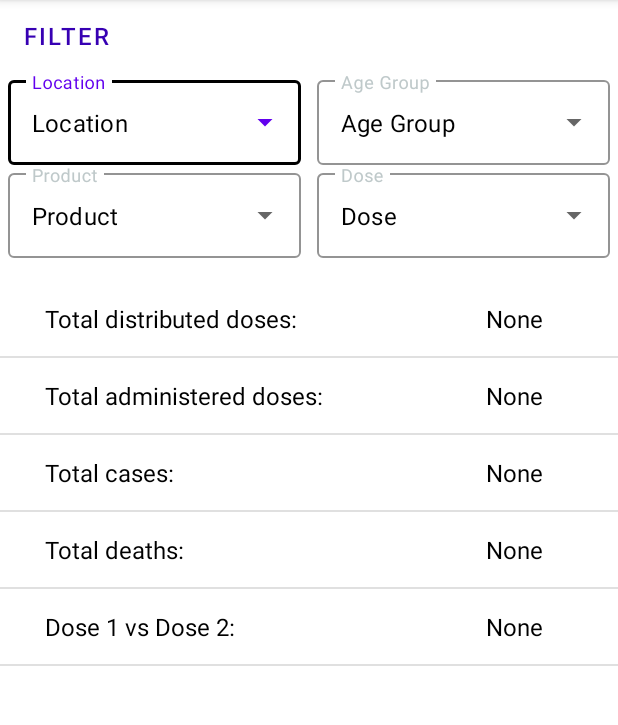
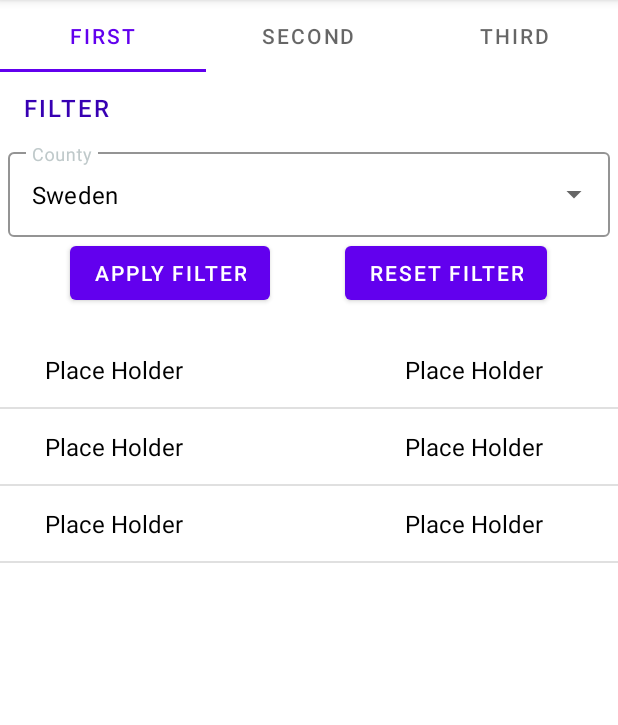
Before and after one commit to oliviahedlund/COVID, an Android app: the AdminActivity screen opened directly, with no data from a screen before it, on a phone screen of 412 x 824 dp, the part 84-809 px from its top. Run offline under Robolectric (Android 15) with nearby library versions, the phone set to English and light mode, and no system bars; 14 statements that could not run were skipped.

Commit message:
Replaced Covid_Tracking_dashboardFragment with Covid_Tracking_tabs_fragment and implement UI and logic for cases tab. Waiting for cases endpoint to implement the whole tab

```diff
--- a/app/src/main/java/com/example/myapplication/AdminActivity.java
+++ b/app/src/main/java/com/example/myapplication/AdminActivity.java
@@ -15,14 +15,13 @@ import android.widget.Button;
 import android.widget.TextView;
 import android.widget.Toast;
 
-import com.example.myapplication.API.Model.Appointment_user.Center;
-import com.example.myapplication.API.Model.Appointment_user.Vaccine;
 import com.example.myapplication.Helpers.AdminVaccineHelper;
 import com.example.myapplication.Helpers.CenterVaccineHelper;
 import com.example.myapplication.UI.AdminBooking.AdminAddCenterFragment;
 import com.example.myapplication.UI.AdminBooking.AdminAddVaccineFragment;
 import com.example.myapplication.UI.AdminBooking.AdminBookingRangeFragment;
-import com.example.myapplication.UI.Covid_tracking.Covid_Tracking_dashboardFragment;
+import com.example.myapplication.UI.Covid_tracking.Covid_Tracking_tab_cases;
+import com.example.myapplication.UI.Covid_tracking.Covid_Tracking_tabs_fragment;
 import com.example.myapplication.UI.LoadingAnimation;
 import com.example.myapplication.UI.SettingsFragment;
 import com.example.myapplication.API.Model.User.UserResponse;
@@ -39,7 +38,7 @@ public class AdminActivity extends AppCompatActivity {
     private Button logoutButton;
     private TextView userName;
     private TextView userEmail;
-    private Covid_Tracking_dashboardFragment dashFragment;
+    private Covid_Tracking_tabs_fragment dashFragment;
     private UserResponse user;
     private CenterVaccineHelper centerVaccineHelper;
     private AdminVaccineHelper vaccineHelper;
@@ -70,7 +69,7 @@ public class AdminActivity extends AppCompatActivity {
         user = (UserResponse) i.getSerializableExtra("userInfo");
 
         if(savedInstanceState == null) {
-            dashFragment = new Covid_Tracking_dashboardFragment();
+            dashFragment = new Covid_Tracking_tabs_fragment();
             getSupportFragmentManager().beginTransaction().add(R.id.frameAdmin, dashFragment).addToBackStack(null).commit();
         }
 
@@ -185,7 +184,7 @@ public class AdminActivity extends AppCompatActivity {
                 //Check to see which item was being clicked and perform appropriate action
                 switch (menuItem.getItemId()) {
                     case R.id.nav_dashboard:
-                        newFragment = new Covid_Tracking_dashboardFragment();
+                        newFragment = new Covid_Tracking_tab_cases();
                         break;
                     case R.id.nav_validate:
                         newFragment = new ValidateAppointmentsFragment();
--- a/app/src/main/java/com/example/myapplication/GeneralActivity.java
+++ b/app/src/main/java/com/example/myapplication/GeneralActivity.java
@@ -18,7 +18,6 @@ import android.widget.Toast;
 
 import com.example.myapplication.API.Model.User.UserResponse;
 import com.example.myapplication.UI.Covid_Passport.CovidPassportFragment;
-import com.example.myapplication.UI.Covid_tracking.Covid_Tracking_dashboardFragment;
 import com.example.myapplication.UI.Covid_tracking.Covid_Tracking_tabs_fragment;
 import com.example.myapplication.UI.FAQ;
 import com.example.myapplication.UI.SettingsFragment;
--- /dev/null
+++ b/app/src/main/java/com/example/myapplication/Helpers/CovidTrackCaseHelper.java
@@ -0,0 +1,40 @@
+package com.example.myapplication.Helpers;
+
+import com.example.myapplication.API.Model.Covid_tracking.CaseStat;
+import com.example.myapplication.API.Model.Covid_tracking.Cases;
+
+import java.util.List;
+
+public class CovidTrackCaseHelper {
+    private Cases cases;
+    private List<CaseStat> caseStats;
+
+    public String [] getCountyNames(){
+        String [] buffer = new String[caseStats.size()];
+        for(int i = 0; i < caseStats.size(); i++){
+            buffer[i] = caseStats.get(i).getCountyName();
+        }
+        return buffer;
+    }
+
+    public int [] getFilteredDataSet(int selectedCounty){
+        CaseStat buffer = caseStats.get(selectedCounty);
+        return new int[]{buffer.getTotalCaseCount(), buffer.getTotalIntensiveCareCount(), buffer.getTotalDeathCount()};
+    }
+
+    public Cases getCases() {
+        return cases;
+    }
+
+    public void setCases(Cases cases) {
+        this.cases = cases;
+    }
+
+    public List<CaseStat> getCaseStats() {
+        return caseStats;
+    }
+
+    public void setCaseStats(List<CaseStat> caseStats) {
+        this.caseStats = caseStats;
+    }
+}
--- a/app/src/main/java/com/example/myapplication/UI/Adapter/Covid_Tracking_ListViewAdapter.java
+++ b/app/src/main/java/com/example/myapplication/UI/Adapter/Covid_Tracking_ListViewAdapter.java
@@ -11,18 +11,21 @@ import androidx.annotation.NonNull;
 
 import com.example.myapplication.UI.ViewCells.Covid_Tracking_ListViewCell;
 import com.example.myapplication.R;
+import com.example.myapplication.UI.ViewCells.Covid_tracking_listviewCell;
 
 import java.util.ArrayList;
 
-public class Covid_Tracking_ListViewAdapter extends ArrayAdapter<Covid_Tracking_ListViewCell> {
+public class Covid_Tracking_ListViewAdapter extends ArrayAdapter<Covid_tracking_listviewCell> {
+    private ArrayList<Covid_tracking_listviewCell> mData;
 
-    public Covid_Tracking_ListViewAdapter(@NonNull Context context, int resource, @NonNull ArrayList<Covid_Tracking_ListViewCell> objects) {
+    public Covid_Tracking_ListViewAdapter(@NonNull Context context, int resource, @NonNull ArrayList<Covid_tracking_listviewCell> objects) {
         super(context, resource, objects);
+        mData = objects;
     }
 
     @Override
     public View getView(int position, View convertView, ViewGroup parent) {
-        Covid_Tracking_ListViewCell item = getItem(position);
+        Covid_tracking_listviewCell item = getItem(position);
 
 //        initialize the shape_cell view
         if(convertView == null){
@@ -43,4 +46,8 @@ public class Covid_Tracking_ListViewAdapter extends ArrayAdapter<Covid_Tracking_
 
         return convertView;
     }
+
+    public ArrayList<Covid_tracking_listviewCell> getData(){
+        return mData;
+    }
 }
--- a/app/src/main/java/com/example/myapplication/UI/Adapter/Covid_tracking_fragmentAdapter.java
+++ b/app/src/main/java/com/example/myapplication/UI/Adapter/Covid_tracking_fragmentAdapter.java
@@ -5,7 +5,7 @@ import androidx.fragment.app.Fragment;
 import androidx.fragment.app.FragmentManager;
 import androidx.lifecycle.Lifecycle;
 import androidx.viewpager2.adapter.FragmentStateAdapter;
-import com.example.myapplication.UI.Covid_tracking.Covid_Tracking_dashboardFragment;
+import com.example.myapplication.UI.Covid_tracking.Covid_Tracking_tab_cases;
 import com.example.myapplication.UI.UserAppointment.Appointment_makeCancel;
 
 public class Covid_tracking_fragmentAdapter extends FragmentStateAdapter {
@@ -18,11 +18,11 @@ public class Covid_tracking_fragmentAdapter extends FragmentStateAdapter {
     public Fragment createFragment(int position) {
         switch (position){
             case 1:
-                return new Covid_Tracking_dashboardFragment();
+                return new Covid_Tracking_tab_cases();
             case 2:
                 return new Appointment_makeCancel();
         }
-        return new Covid_Tracking_dashboardFragment();
+        return new Covid_Tracking_tab_cases();
     }
 
     @Override
--- a/app/src/main/java/com/example/myapplication/UI/Covid_tracking/Covid_Tracking_dashboardFragment.java
+++ b/app/src/main/java/com/example/myapplication/UI/Covid_tracking/Covid_Tracking_dashboardFragment.java
@@ -107,8 +107,8 @@ public class Covid_Tracking_dashboardFragment extends Fragment {
 
         listView = (ListView) view.findViewById(R.id.listViewInCovidTracking);
 
-        Covid_Tracking_ListViewAdapter adapter = new Covid_Tracking_ListViewAdapter(this.getContext(), 0, listViewItems);
-        listView.setAdapter(adapter);
+        // Covid_Tracking_ListViewAdapter adapter = new Covid_Tracking_ListViewAdapter(this.getContext(), 0, listViewItems);
+        // listView.setAdapter(adapter);
     }
 
 
--- /dev/null
+++ b/app/src/main/java/com/example/myapplication/UI/Covid_tracking/Covid_Tracking_tab_cases.java
@@ -0,0 +1,157 @@
+package com.example.myapplication.UI.Covid_tracking;
+
+import android.os.Bundle;
+
+import androidx.fragment.app.Fragment;
+
+import android.view.LayoutInflater;
+import android.view.View;
+import android.view.ViewGroup;
+import android.widget.AdapterView;
+import android.widget.AutoCompleteTextView;
+import android.widget.Button;
+import android.widget.LinearLayout;
+import android.widget.ListView;
+
+import com.example.myapplication.API.Model.Covid_tracking.CaseStat;
+import com.example.myapplication.Helpers.CovidTrackCaseHelper;
+import com.example.myapplication.R;
+import com.example.myapplication.UI.Adapter.Simple_DropdownAdapter;
+import com.example.myapplication.UI.Adapter.Covid_Tracking_ListViewAdapter;
+import com.example.myapplication.UI.ViewCells.Covid_tracking_listviewCell;
+
+import java.util.ArrayList;
+import java.util.List;
+
+
+public class Covid_Tracking_tab_cases extends Fragment {
+    private static final int SWEDEN = 0;
+
+    private List<CaseStat> caseStats;
+    private int selectedCounty = SWEDEN;
+    private int [] filteredDataSet;
+    private Covid_Tracking_ListViewAdapter adapter;
+    private Covid_tracking_listviewCell totalCaseCount;
+    private Covid_tracking_listviewCell totalIntensiveCareCount;
+    private Covid_tracking_listviewCell totalDeathCount;
+
+    private String[] countyNames;
+    private CovidTrackCaseHelper covidTrackCaseHelper;
+    private AutoCompleteTextView countyFilter;
+    private ArrayList<Covid_tracking_listviewCell> listViewItems = new ArrayList<Covid_tracking_listviewCell>();
+    private ListView listView;
+
+    private Button filterButton;
+    private Button applyFilterButton;
+    private Button resetFilterButton;
+
+    private boolean filterHidden = false;
+
+    private LinearLayout filterTabs;
+
+    private View view;
+
+    @Override
+    public View onCreateView(LayoutInflater inflater, ViewGroup container,
+                             Bundle savedInstanceState) {
+
+        view = inflater.inflate(R.layout.covid_tracking_tab_cases, container, false);
+        covidTrackCaseHelper = new CovidTrackCaseHelper();
+        listView = (ListView) view.findViewById(R.id.listViewInCovidTracking_cases);
+
+        caseStats = covidTrackCaseHelper.getCaseStats();
+        setupDropdownMenus();
+        setupFilter();
+        setupListViewItems();
+
+        return view;
+    }
+
+
+    private void setupDropdownMenus(){
+        countyNames = covidTrackCaseHelper.getCountyNames();
+
+        countyFilter = (AutoCompleteTextView) view.findViewById(R.id.countyFilter_cases);
+
+        Simple_DropdownAdapter countyAdapter = new Simple_DropdownAdapter(this.getContext(), R.layout.simple_dropdown_item, countyNames);
+
+        countyFilter.setAdapter(countyAdapter);
+
+    }
+
+    private void setupListViewItems(){
+        fillListViewItemList(selectedCounty);
+        adapter = new Covid_Tracking_ListViewAdapter(this.getContext(), 0, listViewItems);
+        listView.setAdapter(adapter);
+    }
+    private void fillListViewItemList(int selectedCounty){
+        filteredDataSet = covidTrackCaseHelper.getFilteredDataSet(selectedCounty);
+
+        totalCaseCount = new Covid_tracking_listviewCell(getResources().getString(R.string.totalCases), String.valueOf(filteredDataSet[0]));
+        totalIntensiveCareCount = new Covid_tracking_listviewCell(getResources().getString(R.string.totalIntensive), String.valueOf(filteredDataSet[1]));
+        totalDeathCount = new Covid_tracking_listviewCell(getResources().getString(R.string.totalDeaths), String.valueOf(filteredDataSet[2]));
+
+        listViewItems.clear();
+        listViewItems.add(totalCaseCount);
+        listViewItems.add(totalIntensiveCareCount);
+        listViewItems.add(totalDeathCount);
+    }
+
+    private void updateListView(int selectedCounty){
+        fillListViewItemList(selectedCounty);
+        adapter.notifyDataSetChanged();
+    }
+
+
+    private void setupFilter(){
+        applyFilterButton = (Button) view.findViewById(R.id.applyFilterButton);
+        applyFilterButton.setOnClickListener(new View.OnClickListener() {
+            @Override
+            public void onClick(View v) {
+                updateListView(selectedCounty);
+            }
+        });
+
+        resetFilterButton = (Button) view.findViewById(R.id.resetFilterButton);
+        resetFilterButton.setOnClickListener(new View.OnClickListener() {
+            @Override
+            public void onClick(View v) {
+                updateListView(SWEDEN);
+                countyFilter.clearListSelection();
+            }
+        });
+
+        filterButton = (Button) view.findViewById(R.id.filterButton);
+        filterTabs = (LinearLayout) view.findViewById(R.id.filterTabs);
+
+        filterButton.setOnClickListener(new View.OnClickListener() {
+            @Override
+            public void onClick(View view) {
+                if(filterHidden == true){
+                    filterHidden = false;
+                    showFilter();
+                } else{
+                    filterHidden = true;
+                    hideFilter();
+                }
+            }
+        });
+
+        countyFilter.setOnItemClickListener(new AdapterView.OnItemClickListener() {
+            @Override
+            public void onItemClick(AdapterView<?> adapterView, View view, int position, long l) {
+                selectedCounty = position;
+            }
+        });
+    }
+
+    private void hideFilter() {
+        filterTabs.setVisibility(View.GONE);
+        filterButton.setText("FILTER");
+    }
+
+    private void showFilter(){
+        filterTabs.setVisibility(View.VISIBLE);
+        filterButton.setText("HIDE");
+    }
+}
--- a/app/src/main/res/layout/covid_tracking_tab_cases.xml
+++ b/app/src/main/res/layout/covid_tracking_tab_cases.xml
@@ -5,7 +5,7 @@
     xmlns:tools="http://schemas.android.com/tools"
     android:layout_width="match_parent"
     android:layout_height="match_parent"
-    tools:context=".UI.Covid_tracking.Covid_Tracking_dashboardFragment">
+    tools:context=".UI.Covid_tracking.Covid_Tracking_tab_cases">
 
     <LinearLayout
         android:layout_width="match_parent"
@@ -22,11 +22,11 @@
             android:textSize="16sp" />
 
         <LinearLayout
-            android:id="@+id/filterTabs1"
+            android:id="@+id/filterTabs"
             android:visibility="visible"
             android:layout_width="match_parent"
             android:layout_height="wrap_content"
-            android:orientation="horizontal">
+            android:orientation="vertical">
 
             <com.google.android.material.textfield.TextInputLayout
                 style="@style/Widget.MaterialComponents.TextInputLayout.OutlinedBox.ExposedDropdownMenu"
@@ -35,17 +35,37 @@
                 android:layout_weight="1"
                 android:layout_marginHorizontal="5dp"
                 app:boxStrokeColor="@color/black"
-                android:hint="@string/location"
                 android:textColorHint="@color/beige">
                 <AutoCompleteTextView
                     android:id="@+id/countyFilter_cases"
                     android:layout_width="match_parent"
                     android:layout_height="match_parent"
-                    android:text="@string/county"
+                    android:hint="@string/county"
+                    android:text="@string/sweden"
                     android:textColor="@color/black"
                     android:inputType="none"
                     />
             </com.google.android.material.textfield.TextInputLayout>
+            <LinearLayout
+                android:layout_width="match_parent"
+                android:layout_height="wrap_content"
+                android:orientation="horizontal"
+                android:gravity="center">
+                <Button
+                    android:id="@+id/applyFilterButton"
+                    android:layout_width="wrap_content"
+                    android:layout_height="wrap_content"
+                    android:text="Apply filter"
+                    android:layout_marginEnd="50dp"
+                    />
+                <Button
+                    android:id="@+id/resetFilterButton"
+                    android:layout_width="wrap_content"
+                    android:layout_height="wrap_content"
+                    android:text="Reset filter"
+                    />
+            </LinearLayout>
+
         </LinearLayout>
 
         <LinearLayout
--- a/app/src/main/res/navigation/navigation.xml
+++ b/app/src/main/res/navigation/navigation.xml
@@ -7,7 +7,7 @@
 
     <fragment
         android:id="@+id/nav_dashboard"
-        android:name="com.example.myapplication.UI.Covid_tracking.Covid_Tracking_dashboardFragment"
+        android:name="com.example.myapplication.UI.Covid_tracking.Covid_Tracking_tabs_fragment"
         android:label="Dashboard"
         tools:layout="@layout/covid_tracking_fragment_dashboard" />
     <fragment
--- a/app/src/main/res/navigation/navigation_admin.xml
+++ b/app/src/main/res/navigation/navigation_admin.xml
@@ -7,7 +7,7 @@
 
     <fragment
     android:id="@+id/nav_dashboard"
-    android:name="com.example.myapplication.UI.Covid_tracking.Covid_Tracking_dashboardFragment"
+    android:name="com.example.myapplication.UI.Covid_tracking.Covid_Tracking_tabs_fragment"
     android:label="Dashboard"
     tools:layout="@layout/covid_tracking_fragment_dashboard" />
     <fragment
--- a/app/src/main/res/values/strings.xml
+++ b/app/src/main/res/values/strings.xml
@@ -115,6 +115,7 @@
     <string name="dose">Dose</string>
     <string name="totalCases">Total cases: </string>
     <string name="totalDeaths">Total deaths: </string>
+    <string name="totalIntensive">Total intensive: </string>
     <string name="totalDistri">Total distributed doses: </string>
     <string name="totalAdmini">Total administered doses: </string>
     <string name="vs">Dose 1 vs Dose 2: </string>
@@ -454,5 +455,7 @@
     <string name="scan">Scan</string>
 
     <string name="county">County</string>
+    <string name="sweden">Sweden</string>
+
 
 </resources>
```
Also changed, not shown: app/src/main/java/com/example/myapplication/API/Model/Covid_tracking/Cases.java (+14 -6 lines), app/src/main/java/com/example/myapplication/UI/Covid_tracking/Covid_Tracking_FilterData.java (deleted, +0 -43 lines), app/src/main/java/com/example/myapplication/UI/Covid_tracking/Covid_Tracking_tab1.java (deleted, +0 -128 lines), app/src/main/java/com/example/myapplication/UI/ViewCells/Covid_tracking_listviewCell.java (added, +27 -0 lines), 1 other file.
